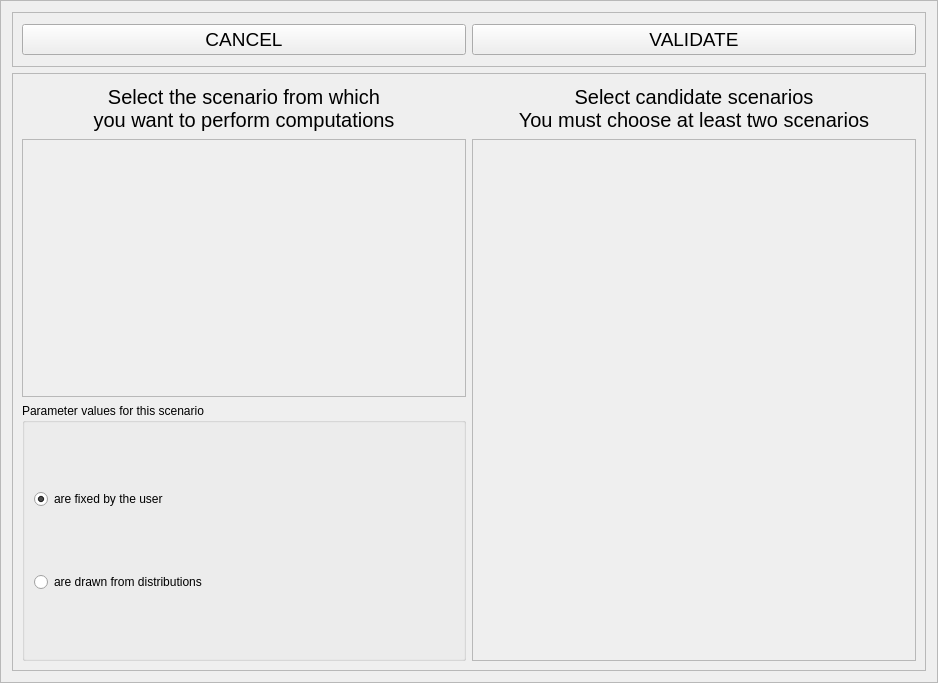
First picture: the form in python_interface/uis/biasScenarioSelection.ui, repository cbgp/diyabc, before the edit.
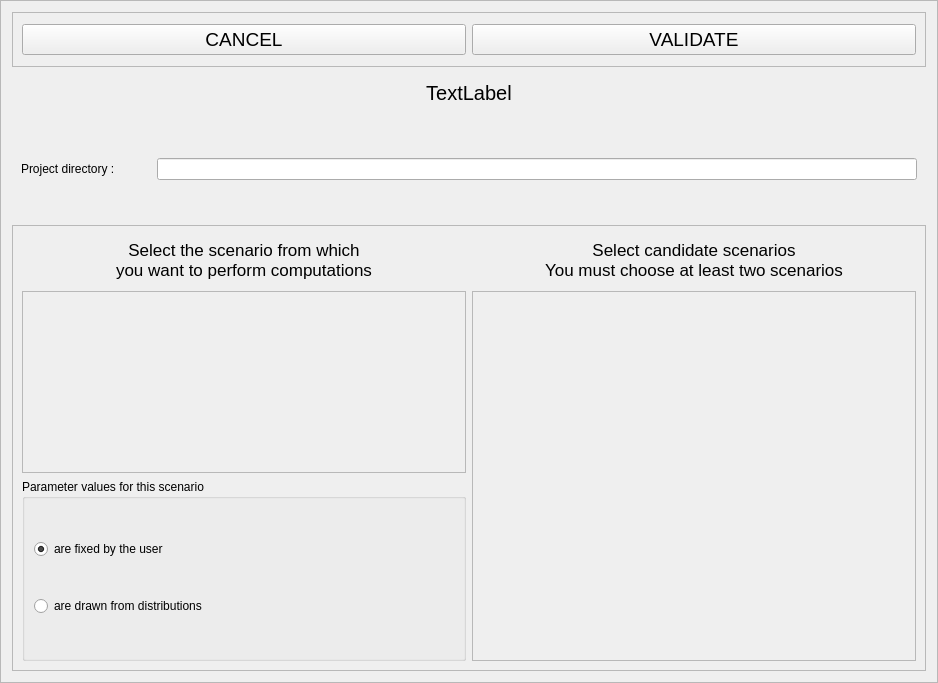
Second picture: the form after the edit.

Diff of the .ui file:
```diff
--- a/python_interface/uis/biasScenarioSelection.ui
+++ b/python_interface/uis/biasScenarioSelection.ui
@@ -86,6 +86,83 @@
      </layout>
     </widget>
    </item>
+   <item>
+    <widget class="QLabel" name="analysisTypeLabel">
+     <property name="minimumSize">
+      <size>
+       <width>0</width>
+       <height>40</height>
+      </size>
+     </property>
+     <property name="maximumSize">
+      <size>
+       <width>16777215</width>
+       <height>40</height>
+      </size>
+     </property>
+     <property name="font">
+      <font>
+       <pointsize>15</pointsize>
+      </font>
+     </property>
+     <property name="text">
+      <string>TextLabel</string>
+     </property>
+     <property name="alignment">
+      <set>Qt::AlignCenter</set>
+     </property>
+    </widget>
+   </item>
+   <item>
+    <widget class="QFrame" name="frame_2">
+     <property name="minimumSize">
+      <size>
+       <width>0</width>
+       <height>100</height>
+      </size>
+     </property>
+     <property name="maximumSize">
+      <size>
+       <width>16777215</width>
+       <height>100</height>
+      </size>
+     </property>
+     <property name="frameShape">
+      <enum>QFrame::NoFrame</enum>
+     </property>
+     <property name="frameShadow">
+      <enum>QFrame::Raised</enum>
+     </property>
+     <layout class="QHBoxLayout" name="horizontalLayout_2">
+      <item>
+       <widget class="QLabel" name="label_6">
+        <property name="minimumSize">
+         <size>
+          <width>130</width>
+          <height>0</height>
+         </size>
+        </property>
+        <property name="maximumSize">
+         <size>
+          <width>130</width>
+          <height>16777215</height>
+         </size>
+        </property>
+        <property name="text">
+         <string>Project directory : </string>
+        </property>
+       </widget>
+      </item>
+      <item>
+       <widget class="QLineEdit" name="projectDirEdit">
+        <property name="readOnly">
+         <bool>true</bool>
+        </property>
+       </widget>
+      </item>
+     </layout>
+    </widget>
+   </item>
    <item>
     <widget class="QFrame" name="frame">
      <property name="frameShape">
@@ -113,7 +190,7 @@
           </property>
           <property name="font">
            <font>
-            <pointsize>15</pointsize>
+            <pointsize>13</pointsize>
            </font>
           </property>
           <property name="text">
@@ -194,7 +271,7 @@
           </property>
           <property name="font">
            <font>
-            <pointsize>15</pointsize>
+            <pointsize>13</pointsize>
            </font>
           </property>
           <property name="text">
```
